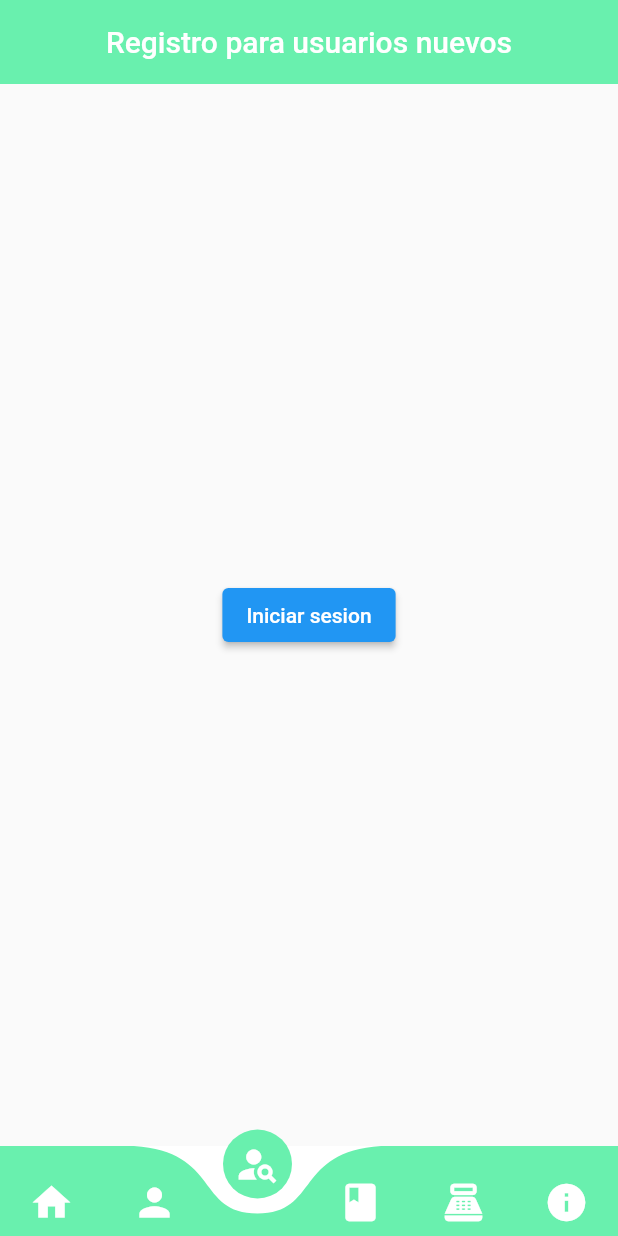
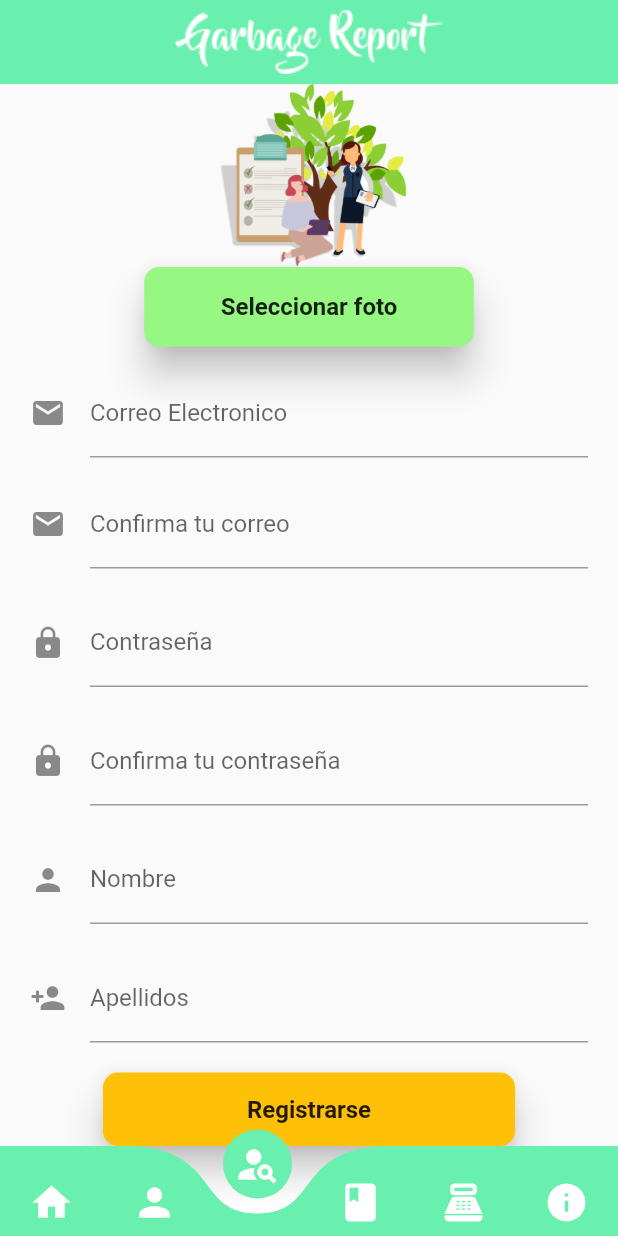
Before and after one commit to Movile-Apps/Gb_Shop, a Flutter app: the screen it shows after launch, item 3 of the bottom bar chosen, on a phone screen of 412 x 824 dp. Run offline on Flutter 3.47's test engine with Material 2 defaults, Android fonts, the phone set to English and light mode, and no system bars; drawn by our look-alikes of curved_navigation_bar; our stand-ins replace image_picker.

Commit message:
Registro 90% listo

```diff
--- a/lib/Screens/Login_Screen.dart
+++ b/lib/Screens/Login_Screen.dart
@@ -75,7 +75,7 @@ class _LoginScreenState extends State<LoginScreen> {
           padding: const EdgeInsets.symmetric(horizontal: 20.0),
           child: const TextField(
 
-            keyboardType: TextInputType.emailAddress,
+            keyboardType: TextInputType.visiblePassword,
             decoration: InputDecoration(
               icon: Icon(Icons.lock),
               hintText: 'Contraseña',
--- a/lib/Screens/Registro_Screen.dart
+++ b/lib/Screens/Registro_Screen.dart
@@ -1,27 +1,234 @@
 import 'package:flutter/material.dart';
 import 'package:gb_shop/Screens/LoginScreens.dart';
+import 'package:image_picker/image_picker.dart';
 
- class RegistroScreen extends StatelessWidget{
+class RegistroScreen extends StatefulWidget{
+  static String id = 'RegistroScreen';
 
-   const RegistroScreen ({Key? key}) : super(key : key);
+  const RegistroScreen({Key? key}) : super(key: key);
 
-    @override
-    Widget build(BuildContext context) {
-      return  Scaffold(
+  @override
+  _RegistroScreenState createState() => _RegistroScreenState();
+}
+
+class _RegistroScreenState extends State<RegistroScreen> {
+  @override
+  Widget build(BuildContext context) {
+    return SafeArea(
+      child:
+      Scaffold(
         appBar: AppBar(
           backgroundColor: Colors.greenAccent,
-          title: const Text('Registro para usuarios nuevos'),
+          title: Image.asset('assets/TexLogo.png', width: 600, height: 800,),
           elevation: 0,
           centerTitle: true,
+        ),
+        body: Center(
+          child: Column(
+
+            children: [
+              Flexible(
+                child: Image.asset('assets/Registro.png',
+                height: 300.0,
+
+                ),
+              )
+              ,
+              _imageBotton(),
+              const SizedBox(height: 15.0,),
+              _userTextField(),
+              const SizedBox(height: 15,),
+              _confirmTextField(),
+              const SizedBox(height: 20.0),
+              _passwordTextField(),
+              const SizedBox(height: 20.0,),
+              _confirmpasswordTextField(),
+              const SizedBox(height: 20.0,),
+              _nombreTextField(),
+              const SizedBox(height: 20.0,),
+              _apellidoTextField(),
+              const SizedBox(height: 20.0,),
+
+              _bottonLogin(),
+            ],
+          )
+        ),
+      )
+    );
+  }
+
+  Widget _imageBotton() {
+    return StreamBuilder(
+      builder: (BuildContext context, AsyncSnapshot snapshot){
+        return RaisedButton(
+          child: Container(
+            padding: const EdgeInsets.symmetric(horizontal: 35.0, vertical: 17.0),
+            child: const Text('Seleccionar foto',
+              style: TextStyle(
+                fontSize: 16.0,
+                fontWeight: FontWeight.bold,
+              ),
+            ),
+          ),
+        shape: RoundedRectangleBorder(
+          borderRadius: BorderRadius.circular(10)
+        ),
+        elevation: 10.0,
+        color: const Color.fromARGB(255, 150, 247, 131),
+        onPressed: (){
+          Navigator.of(context).push(MaterialPageRoute(builder: (context) => const HomeScreen(),));
+        }
+      );
+      }
+    );
+  }
+
+  Widget _userTextField() {
+    return StreamBuilder(
+      builder: (BuildContext context, AsyncSnapshot snapshot){
+        return Container(
+          padding: const EdgeInsets.symmetric(horizontal: 20.0),
+          child: const TextField(
+
+            keyboardType: TextInputType.emailAddress,
+            decoration: InputDecoration(
+
+              icon: Icon(Icons.email),
+              hintText: 'ejemplo@gmail.com',
+              labelText: 'Correo Electronico'
+            ),
 
           ),
-        body: Center(
-          child: ElevatedButton(
-            onPressed: (){
-              Navigator.of(context).push(MaterialPageRoute(builder: (context) => const LoginScreen(),));
-            }, child: const Text('Iniciar sesion'),
+        );
+      }
+    );
+  }
+
+  Widget _confirmTextField() {
+    return StreamBuilder(
+      builder: (BuildContext context, AsyncSnapshot snapshot){
+        return Container(
+          padding: const EdgeInsets.symmetric(horizontal: 20.0),
+          child: const TextField(
+
+            keyboardType: TextInputType.emailAddress,
+            decoration: InputDecoration(
+
+              icon: Icon(Icons.email),
+              hintText: 'Escribe el mismo correo',
+              labelText: 'Confirma tu correo'
+            ),
+
           ),
+        );
+      }
+    );
+  }
+
+  Widget _passwordTextField() {
+
+    return StreamBuilder(
+      builder: (BuildContext context, AsyncSnapshot snapshot){
+        return Container(
+          padding: const EdgeInsets.symmetric(horizontal: 20.0),
+          child: const TextField(
+
+            keyboardType: TextInputType.visiblePassword,
+            decoration: InputDecoration(
+              icon: Icon(Icons.lock),
+              hintText: 'Contraseña nueva',
+              labelText: 'Contraseña'
+            ),
+          ),
+        );
+      }
+    );
+  }
+
+  Widget _confirmpasswordTextField() {
+
+    return StreamBuilder(
+      builder: (BuildContext context, AsyncSnapshot snapshot){
+        return Container(
+          padding: const EdgeInsets.symmetric(horizontal: 20.0),
+          child: const TextField(
+
+            keyboardType: TextInputType.visiblePassword,
+            decoration: InputDecoration(
+              icon: Icon(Icons.lock),
+              hintText: 'Escribe la misma contraseña',
+              labelText: 'Confirma tu contraseña'
+            ),
+          ),
+        );
+      }
+    );
+  }
+
+    Widget _nombreTextField() {
+      return StreamBuilder(
+      builder: (BuildContext context, AsyncSnapshot snapshot){
+        return Container(
+          padding: const EdgeInsets.symmetric(horizontal: 20.0),
+          child: const TextField(
+
+            keyboardType: TextInputType.name,
+            decoration: InputDecoration(
+              icon: Icon(Icons.person),
+              hintText: 'Nombre o nombres',
+              labelText: 'Nombre'
+            ),
+          ),
+        );
+      }
+    );
+  }
+
+  Widget _apellidoTextField() {
+      return StreamBuilder(
+      builder: (BuildContext context, AsyncSnapshot snapshot){
+        return Container(
+          padding: const EdgeInsets.symmetric(horizontal: 20.0),
+          child: const TextField(
+
+            keyboardType: TextInputType.name,
+            decoration: InputDecoration(
+              icon: Icon(Icons.person_add),
+              hintText: 'Apellido paterno y materno.',
+              labelText: 'Apellidos'
+            ),
+          ),
+        );
+      }
+    );
+  }
+
+
+
+}
+
+  Widget _bottonLogin() {
+    return StreamBuilder(
+      builder: (BuildContext context, AsyncSnapshot snapshot){
+        return RaisedButton(
+          child: Container(
+            padding: const EdgeInsets.symmetric(horizontal: 80.0, vertical: 15.0),
+            child: const Text('Registrarse',
+              style: TextStyle(
+                fontSize: 16.0,
+                fontWeight: FontWeight.bold,
+              ),
+            ),
+          ),
+        shape: RoundedRectangleBorder(
+          borderRadius: BorderRadius.circular(10)
         ),
+        elevation: 10.0,
+        color: Colors.amber,
+        onPressed: (){
+          Navigator.of(context).push(MaterialPageRoute(builder: (context) => const HomeScreen(),));
+        }
       );
-    }
- }
+      }
+    );
+  }
--- a/lib/main.dart
+++ b/lib/main.dart
@@ -1,8 +1,6 @@
-
 import 'package:flutter/material.dart';
 import 'package:gb_shop/Screens/screens.dart';
 import 'package:curved_navigation_bar/curved_navigation_bar.dart';
-import 'package:gb_shop/Screens/Login_Screen.dart';
 
 
 void main() {
--- a/lib/themes/AppTheme.dart
+++ b/lib/themes/AppTheme.dart
@@ -11,8 +11,6 @@ class AppTheme{
       backgroundColor: Colors.greenAccent,
       centerTitle: true,
       elevation: globalElevation
-
-
     )
   );
 }
--- a/pubspec.yaml
+++ b/pubspec.yaml
@@ -27,6 +27,7 @@ environment:
 # the latest version available on pub.dev. To see which dependencies have newer
 # versions available, run `flutter pub outdated`.
 dependencies:
+  image_picker:
   flutter:
     sdk: flutter
 
```
Also changed, not shown: assets/Registro.png (added), pubspec.lock.
